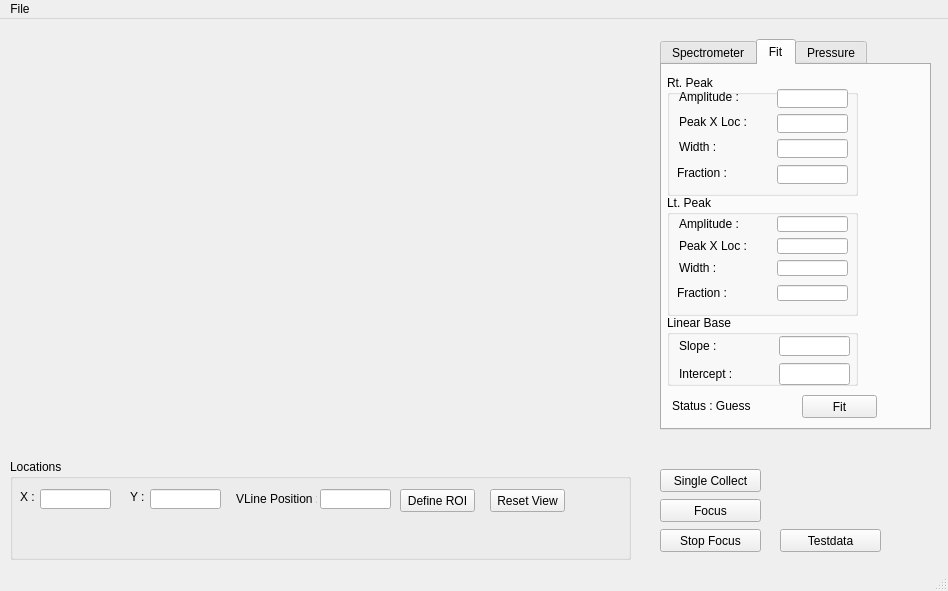
Before: the Qt Designer form mainwindow.ui in hgarbeil/OOSpec, drawn with Qt 5.
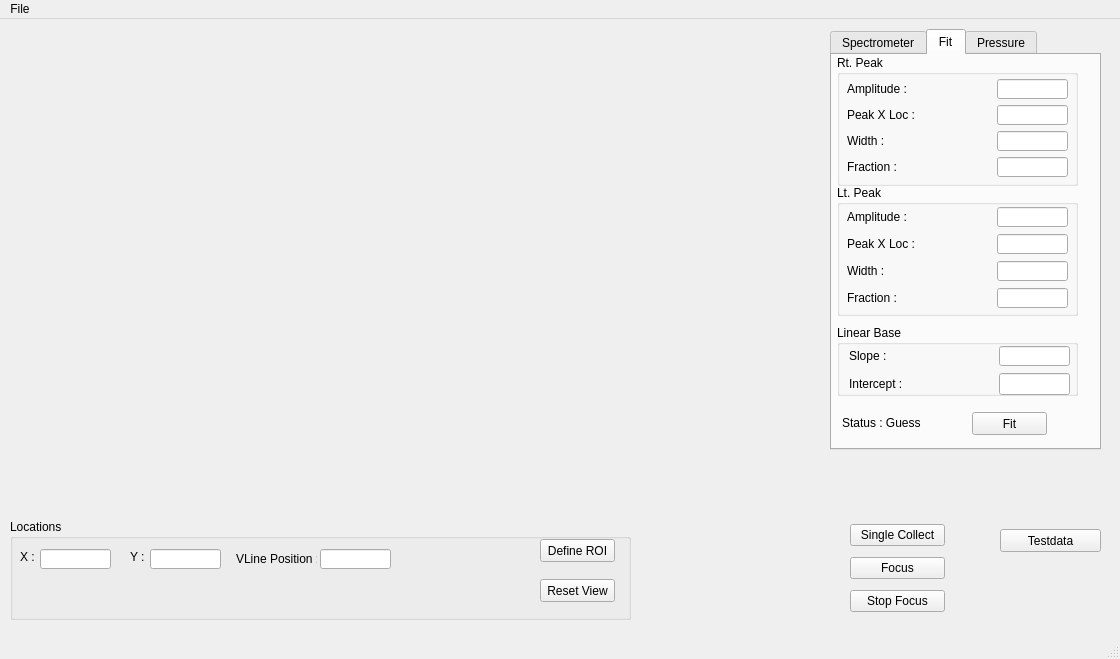
After: the same form once the commit is applied. The open tabs and pages were chosen to show the change. Custom widgets are drawn as their Qt base class.

What changed in the file:
```diff
--- a/mainwindow.ui
+++ b/mainwindow.ui
@@ -6,8 +6,8 @@
    <rect>
     <x>0</x>
     <y>0</y>
-    <width>948</width>
-    <height>591</height>
+    <width>1120</width>
+    <height>659</height>
    </rect>
   </property>
   <property name="windowTitle">
@@ -17,59 +17,26 @@
    <widget class="MyPlot" name="plotWidget" native="true">
     <property name="geometry">
      <rect>
-      <x>9</x>
+      <x>10</x>
       <y>10</y>
-      <width>621</width>
-      <height>421</height>
+      <width>811</width>
+      <height>481</height>
      </rect>
     </property>
-   </widget>
-   <widget class="QPushButton" name="startCollectButton">
-    <property name="geometry">
-     <rect>
-      <x>660</x>
-      <y>450</y>
-      <width>101</width>
-      <height>23</height>
-     </rect>
-    </property>
-    <property name="text">
-     <string>Single Collect</string>
-    </property>
-   </widget>
-   <widget class="QPushButton" name="focusButton">
-    <property name="geometry">
-     <rect>
-      <x>660</x>
-      <y>480</y>
-      <width>101</width>
-      <height>23</height>
-     </rect>
-    </property>
-    <property name="text">
-     <string>Focus</string>
-    </property>
-   </widget>
-   <widget class="QPushButton" name="stopFocusButton">
-    <property name="geometry">
-     <rect>
-      <x>660</x>
-      <y>510</y>
-      <width>101</width>
-      <height>23</height>
-     </rect>
-    </property>
-    <property name="text">
-     <string>Stop Focus</string>
+    <property name="sizePolicy">
+     <sizepolicy hsizetype="Expanding" vsizetype="Expanding">
+      <horstretch>0</horstretch>
+      <verstretch>0</verstretch>
+     </sizepolicy>
     </property>
    </widget>
    <widget class="QTabWidget" name="tabWidget">
     <property name="geometry">
      <rect>
-      <x>660</x>
-      <y>20</y>
+      <x>830</x>
+      <y>10</y>
       <width>271</width>
-      <height>391</height>
+      <height>421</height>
      </rect>
     </property>
     <property name="currentIndex">
@@ -305,62 +272,33 @@
       <property name="geometry">
        <rect>
         <x>5</x>
-        <y>10</y>
-        <width>191</width>
-        <height>121</height>
+        <y>0</y>
+        <width>241</width>
+        <height>131</height>
        </rect>
       </property>
       <property name="title">
        <string>Rt. Peak</string>
       </property>
+      <widget class="QWidget" name="">
+       <property name="geometry">
+        <rect>
+         <x>10</x>
+         <y>24</y>
+         <width>221</width>
+         <height>101</height>
+        </rect>
+       </property>
+       <layout class="QGridLayout" name="gridLayout_4">
+        <item row="0" column="0">
       <widget class="QLabel" name="label_6">
-       <property name="geometry">
-        <rect>
-         <x>12</x>
-         <y>14</y>
-         <width>81</width>
-         <height>16</height>
-        </rect>
-       </property>
        <property name="text">
         <string>Amplitude :</string>
        </property>
       </widget>
-      <widget class="QLabel" name="label_7">
-       <property name="geometry">
-        <rect>
-         <x>12</x>
-         <y>39</y>
-         <width>81</width>
-         <height>16</height>
-        </rect>
-       </property>
-       <property name="text">
-        <string>Peak X Loc :</string>
-       </property>
-      </widget>
-      <widget class="QLabel" name="label_8">
-       <property name="geometry">
-        <rect>
-         <x>12</x>
-         <y>64</y>
-         <width>51</width>
-         <height>16</height>
-        </rect>
-       </property>
-       <property name="text">
-        <string>Width :</string>
-       </property>
-      </widget>
+        </item>
+        <item row="0" column="1">
       <widget class="QLineEdit" name="amp0LE">
-       <property name="geometry">
-        <rect>
-         <x>110</x>
-         <y>14</y>
-         <width>71</width>
-         <height>19</height>
-        </rect>
-       </property>
        <property name="maximumSize">
         <size>
          <width>71</width>
@@ -368,15 +306,16 @@
         </size>
        </property>
       </widget>
+        </item>
+        <item row="1" column="0">
+         <widget class="QLabel" name="label_7">
+          <property name="text">
+           <string>Peak X Loc :</string>
+          </property>
+         </widget>
+        </item>
+        <item row="1" column="1">
       <widget class="QLineEdit" name="peak0LE">
-       <property name="geometry">
-        <rect>
-         <x>110</x>
-         <y>39</y>
-         <width>71</width>
-         <height>19</height>
-        </rect>
-       </property>
        <property name="maximumSize">
         <size>
          <width>71</width>
@@ -384,15 +323,16 @@
         </size>
        </property>
       </widget>
+        </item>
+        <item row="2" column="0">
+         <widget class="QLabel" name="label_8">
+          <property name="text">
+           <string>Width :</string>
+          </property>
+         </widget>
+        </item>
+        <item row="2" column="1">
       <widget class="QLineEdit" name="width0LE">
-       <property name="geometry">
-        <rect>
-         <x>110</x>
-         <y>64</y>
-         <width>71</width>
-         <height>19</height>
-        </rect>
-       </property>
        <property name="maximumSize">
         <size>
          <width>71</width>
@@ -400,34 +340,25 @@
         </size>
        </property>
       </widget>
+        </item>
+        <item row="3" column="0">
       <widget class="QLabel" name="label_13">
-       <property name="geometry">
-        <rect>
-         <x>10</x>
-         <y>90</y>
-         <width>81</width>
-         <height>16</height>
-        </rect>
-       </property>
        <property name="text">
         <string>Fraction :</string>
        </property>
       </widget>
+        </item>
+        <item row="3" column="1">
       <widget class="QLineEdit" name="frac0LE">
-       <property name="geometry">
-        <rect>
-         <x>110</x>
-         <y>90</y>
-         <width>71</width>
-         <height>19</height>
-        </rect>
-       </property>
        <property name="maximumSize">
         <size>
          <width>71</width>
          <height>20</height>
         </size>
        </property>
+         </widget>
+        </item>
+       </layout>
       </widget>
      </widget>
      <widget class="QGroupBox" name="groupBox_5">
@@ -435,61 +366,49 @@
        <rect>
         <x>5</x>
         <y>130</y>
-        <width>191</width>
-        <height>121</height>
+        <width>241</width>
+        <height>131</height>
        </rect>
       </property>
       <property name="title">
        <string>Lt. Peak</string>
       </property>
-      <widget class="QLabel" name="label_12">
+      <widget class="QWidget" name="">
        <property name="geometry">
         <rect>
-         <x>12</x>
-         <y>65</y>
-         <width>61</width>
-         <height>16</height>
+         <x>10</x>
+         <y>21</y>
+         <width>221</width>
+         <height>103</height>
         </rect>
        </property>
-       <property name="text">
-        <string>Width :</string>
-       </property>
-      </widget>
+       <layout class="QGridLayout" name="gridLayout_2">
+        <item row="0" column="0">
       <widget class="QLabel" name="label_10">
-       <property name="geometry">
-        <rect>
-         <x>12</x>
-         <y>21</y>
-         <width>81</width>
-         <height>16</height>
-        </rect>
-       </property>
        <property name="text">
         <string>Amplitude :</string>
        </property>
       </widget>
+        </item>
+        <item row="0" column="1">
+         <widget class="QLineEdit" name="amp1LE">
+          <property name="maximumSize">
+           <size>
+            <width>71</width>
+            <height>20</height>
+           </size>
+          </property>
+         </widget>
+        </item>
+        <item row="1" column="0">
       <widget class="QLabel" name="label_11">
-       <property name="geometry">
-        <rect>
-         <x>12</x>
-         <y>43</y>
-         <width>81</width>
-         <height>16</height>
-        </rect>
-       </property>
        <property name="text">
         <string>Peak X Loc :</string>
        </property>
       </widget>
+        </item>
+        <item row="1" column="1">
       <widget class="QLineEdit" name="peak1LE">
-       <property name="geometry">
-        <rect>
-         <x>110</x>
-         <y>43</y>
-         <width>71</width>
-         <height>16</height>
-        </rect>
-       </property>
        <property name="maximumSize">
         <size>
          <width>71</width>
@@ -497,31 +416,16 @@
         </size>
        </property>
       </widget>
-      <widget class="QLineEdit" name="amp1LE">
-       <property name="geometry">
-        <rect>
-         <x>110</x>
-         <y>21</y>
-         <width>71</width>
-         <height>16</height>
-        </rect>
-       </property>
-       <property name="maximumSize">
-        <size>
-         <width>71</width>
-         <height>20</height>
-        </size>
-       </property>
-      </widget>
+        </item>
+        <item row="2" column="0">
+         <widget class="QLabel" name="label_12">
+          <property name="text">
+           <string>Width :</string>
+          </property>
+         </widget>
+        </item>
+        <item row="2" column="1">
       <widget class="QLineEdit" name="width1LE">
-       <property name="geometry">
-        <rect>
-         <x>110</x>
-         <y>65</y>
-         <width>71</width>
-         <height>16</height>
-        </rect>
-       </property>
        <property name="maximumSize">
         <size>
          <width>71</width>
@@ -529,41 +433,32 @@
         </size>
        </property>
       </widget>
+        </item>
+        <item row="3" column="0">
       <widget class="QLabel" name="label_14">
-       <property name="geometry">
-        <rect>
-         <x>10</x>
-         <y>90</y>
-         <width>71</width>
-         <height>16</height>
-        </rect>
-       </property>
        <property name="text">
         <string>Fraction :</string>
        </property>
       </widget>
+        </item>
+        <item row="3" column="1">
       <widget class="QLineEdit" name="frac1LE">
-       <property name="geometry">
-        <rect>
-         <x>110</x>
-         <y>90</y>
-         <width>71</width>
-         <height>16</height>
-        </rect>
-       </property>
        <property name="maximumSize">
         <size>
          <width>71</width>
          <height>20</height>
         </size>
        </property>
+         </widget>
+        </item>
+       </layout>
       </widget>
      </widget>
      <widget class="QPushButton" name="PVFitButton">
       <property name="geometry">
        <rect>
         <x>140</x>
-        <y>330</y>
+        <y>357</y>
         <width>75</width>
         <height>23</height>
        </rect>
@@ -576,8 +471,8 @@
       <property name="geometry">
        <rect>
         <x>5</x>
-        <y>250</y>
-        <width>191</width>
+        <y>270</y>
+        <width>241</width>
         <height>71</height>
        </rect>
       </property>
@@ -589,7 +484,7 @@
         <rect>
          <x>12</x>
          <y>20</y>
-         <width>171</width>
+         <width>221</width>
          <height>51</height>
         </rect>
        </property>
@@ -635,7 +530,7 @@
       <property name="geometry">
        <rect>
         <x>10</x>
-        <y>333</y>
+        <y>360</y>
         <width>121</width>
         <height>16</height>
        </rect>
@@ -818,11 +713,17 @@
     <property name="geometry">
      <rect>
       <x>10</x>
-      <y>440</y>
+      <y>500</y>
       <width>621</width>
       <height>101</height>
      </rect>
     </property>
+    <property name="sizePolicy">
+     <sizepolicy hsizetype="Expanding" vsizetype="Preferred">
+      <horstretch>0</horstretch>
+      <verstretch>0</verstretch>
+     </sizepolicy>
+    </property>
     <property name="title">
      <string>Locations</string>
     </property>
@@ -898,8 +799,8 @@
     <widget class="QPushButton" name="def_roi_button">
      <property name="geometry">
       <rect>
-       <x>390</x>
-       <y>30</y>
+       <x>530</x>
+       <y>20</y>
        <width>75</width>
        <height>23</height>
       </rect>
@@ -911,8 +812,8 @@
     <widget class="QPushButton" name="reset_button">
      <property name="geometry">
       <rect>
-       <x>480</x>
-       <y>30</y>
+       <x>530</x>
+       <y>60</y>
        <width>75</width>
        <height>23</height>
       </rect>
@@ -925,7 +826,7 @@
    <widget class="QPushButton" name="testdataButton">
     <property name="geometry">
      <rect>
-      <x>780</x>
+      <x>1000</x>
       <y>510</y>
       <width>101</width>
       <height>23</height>
@@ -935,13 +836,46 @@
      <string>Testdata</string>
     </property>
    </widget>
+   <widget class="QWidget" name="">
+    <property name="geometry">
+     <rect>
+      <x>850</x>
+      <y>500</y>
+      <width>95</width>
+      <height>100</height>
+     </rect>
+    </property>
+    <layout class="QVBoxLayout" name="verticalLayout">
+     <item>
+      <widget class="QPushButton" name="startCollectButton">
+       <property name="text">
+        <string>Single Collect</string>
+       </property>
+      </widget>
+     </item>
+     <item>
+      <widget class="QPushButton" name="focusButton">
+       <property name="text">
+        <string>Focus</string>
+       </property>
+      </widget>
+     </item>
+     <item>
+      <widget class="QPushButton" name="stopFocusButton">
+       <property name="text">
+        <string>Stop Focus</string>
+       </property>
+      </widget>
+     </item>
+    </layout>
+   </widget>
   </widget>
   <widget class="QMenuBar" name="menubar">
    <property name="geometry">
     <rect>
      <x>0</x>
      <y>0</y>
-     <width>948</width>
+     <width>1120</width>
      <height>26</height>
     </rect>
    </property>
```
Left out of the diff: 2 changed lines with no effect on the pictures. Lines whose indentation alone changed are shown as unchanged.
